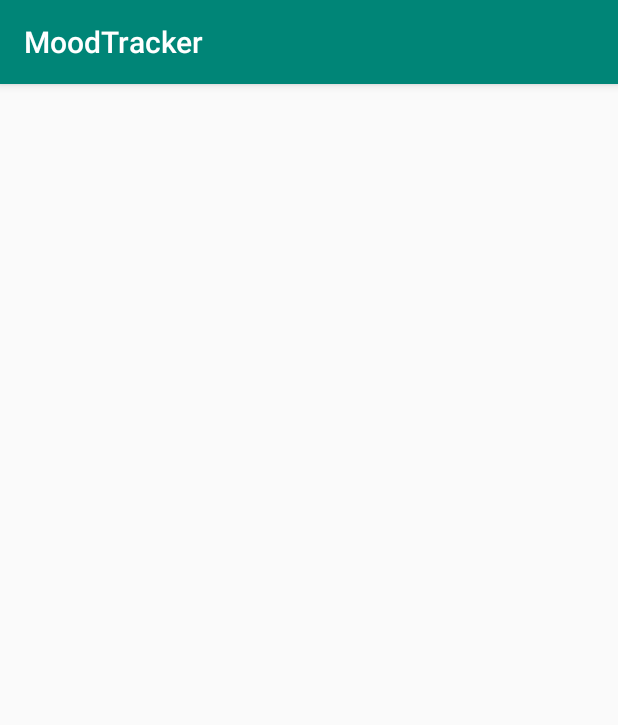
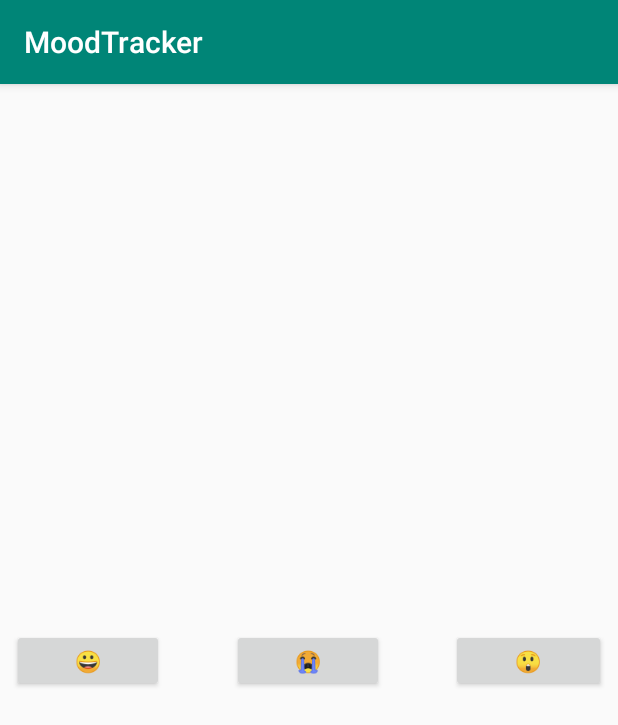
Before and after one commit to UpESI/kotlin-android, an Android app: the screen it shows after launch (MainActivity), on a phone screen of 412 x 824 dp. Shown: the top 725 px of the screen. Run offline under Robolectric (Android 15) with nearby library versions, the phone set to English and light mode, and no system bars.

Commit message:
Julien MoodTracker v1

```diff
--- a/julien/MoodTracker/app/build.gradle
+++ b/julien/MoodTracker/app/build.gradle
@@ -24,7 +24,7 @@ android {
 
 dependencies {
     implementation fileTree(dir: 'libs', include: ['*.jar'])
-    implementation"org.jetbrains.kotlin:kotlin-stdlib-jdk7:$kotlin_version"
+    implementation "org.jetbrains.kotlin:kotlin-stdlib-jdk7:$kotlin_version"
     implementation 'com.android.support:appcompat-v7:28.0.0'
     implementation 'com.android.support.constraint:constraint-layout:1.1.3'
     testImplementation 'junit:junit:4.12'
--- a/julien/MoodTracker/app/src/main/AndroidManifest.xml
+++ b/julien/MoodTracker/app/src/main/AndroidManifest.xml
@@ -16,6 +16,9 @@
                 <category android:name="android.intent.category.LAUNCHER"/>
             </intent-filter>
         </activity>
+        <activity android:name=".MoodActivity">
+            <meta-data android:name="android.support.PARENT_ACTIVITY" android:value=".MainActivity"></meta-data>
+        </activity>
     </application>
 
 </manifest>
--- a/julien/MoodTracker/app/src/main/res/layout/activity_main.xml
+++ b/julien/MoodTracker/app/src/main/res/layout/activity_main.xml
@@ -7,4 +7,29 @@
         android:layout_height="match_parent"
         tools:context=".MainActivity">
 
+    <Button
+            android:text="@string/emoji_joy"
+            android:layout_width="101dp"
+            android:layout_height="42dp"
+            android:id="@+id/btn_joy" app:layout_constraintStart_toStartOf="parent" android:layout_marginStart="8dp"
+            android:layout_marginTop="8dp" app:layout_constraintTop_toTopOf="parent" android:layout_marginBottom="8dp"
+            app:layout_constraintBottom_toBottomOf="parent" android:onClick="selectMood" android:tag="@string/emoji_joy"/>
+    <Button
+            android:text="@string/emoji_cry"
+            android:layout_width="101dp"
+            android:layout_height="42dp"
+            android:id="@+id/btn_cry"
+            android:layout_marginTop="8dp"
+            app:layout_constraintTop_toTopOf="parent" android:layout_marginBottom="8dp"
+            app:layout_constraintBottom_toBottomOf="parent" android:onClick="selectMood" android:layout_marginEnd="8dp"
+            app:layout_constraintEnd_toStartOf="@+id/btn_wow" app:layout_constraintStart_toEndOf="@+id/btn_joy"
+            android:layout_marginStart="8dp" android:tag="@string/emoji_cry"/>
+    <Button
+            android:text="@string/emoji_wow"
+            android:layout_width="103dp"
+            android:layout_height="42dp"
+            android:id="@+id/btn_wow"
+            app:layout_constraintEnd_toEndOf="parent" android:layout_marginEnd="8dp"
+            android:layout_marginTop="8dp" app:layout_constraintTop_toTopOf="parent" android:layout_marginBottom="8dp"
+            app:layout_constraintBottom_toBottomOf="parent" android:onClick="selectMood" android:tag="@string/emoji_wow"/>
 </android.support.constraint.ConstraintLayout>
--- a/julien/MoodTracker/app/src/main/res/values/colors.xml
+++ b/julien/MoodTracker/app/src/main/res/values/colors.xml
@@ -3,4 +3,7 @@
     <color name="colorPrimary">#008577</color>
     <color name="colorPrimaryDark">#00574B</color>
     <color name="colorAccent">#D81B60</color>
+    <color name="colorJoy">#d1f6c1</color>
+    <color name="colorCry">#45b7b7</color>
+    <color name="colorWow">#f57665</color>
 </resources>
--- a/julien/MoodTracker/app/src/main/res/values/strings.xml
+++ b/julien/MoodTracker/app/src/main/res/values/strings.xml
@@ -1,3 +1,9 @@
 <resources>
     <string name="app_name">MoodTracker</string>
+    <string name="emoji_joy">😀</string>
+    <string name="emoji_cry">😭</string>
+    <string name="emoji_wow">😲</string>
+    <string name="joy_txt">Yeah !</string>
+    <string name="cry_txt">Snif !</string>
+    <string name="wow_txt">WOW !</string>
 </resources>
```
Also changed, not shown: julien/MoodTracker/app/src/main/java/julien/fr/moodtracker/MainActivity.kt (+12 -0 lines), julien/MoodTracker/app/src/main/java/julien/fr/moodtracker/MoodActivity.kt (added, +43 -0 lines), julien/MoodTracker/app/src/main/res/layout/activity_mood.xml (added, +25 -0 lines).
